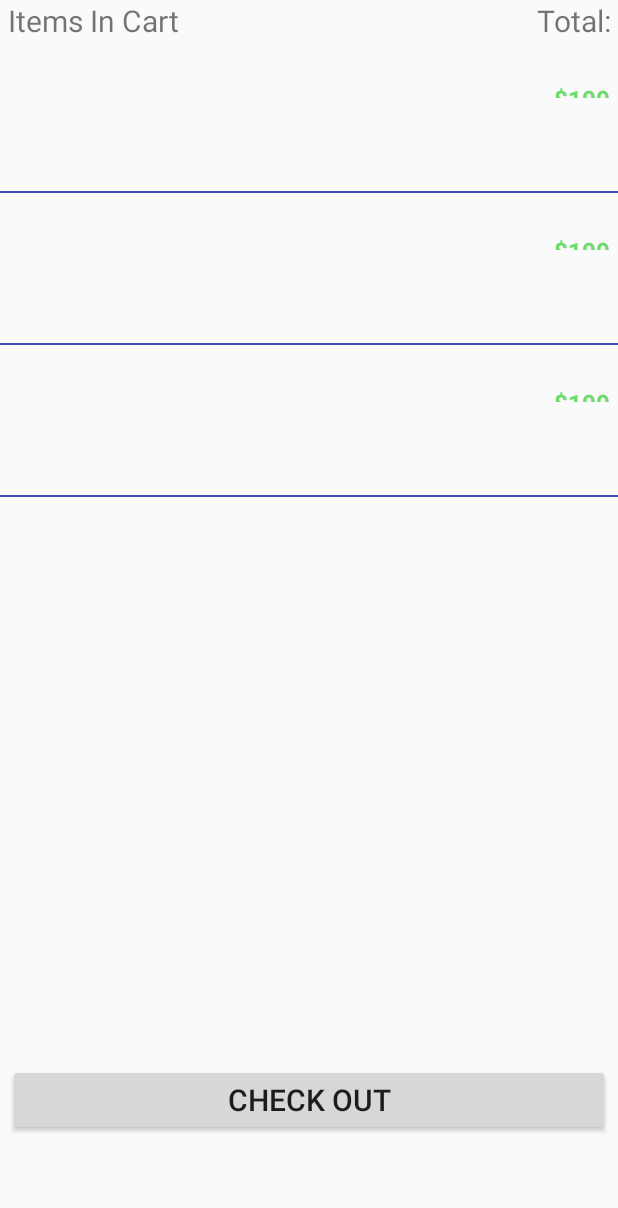
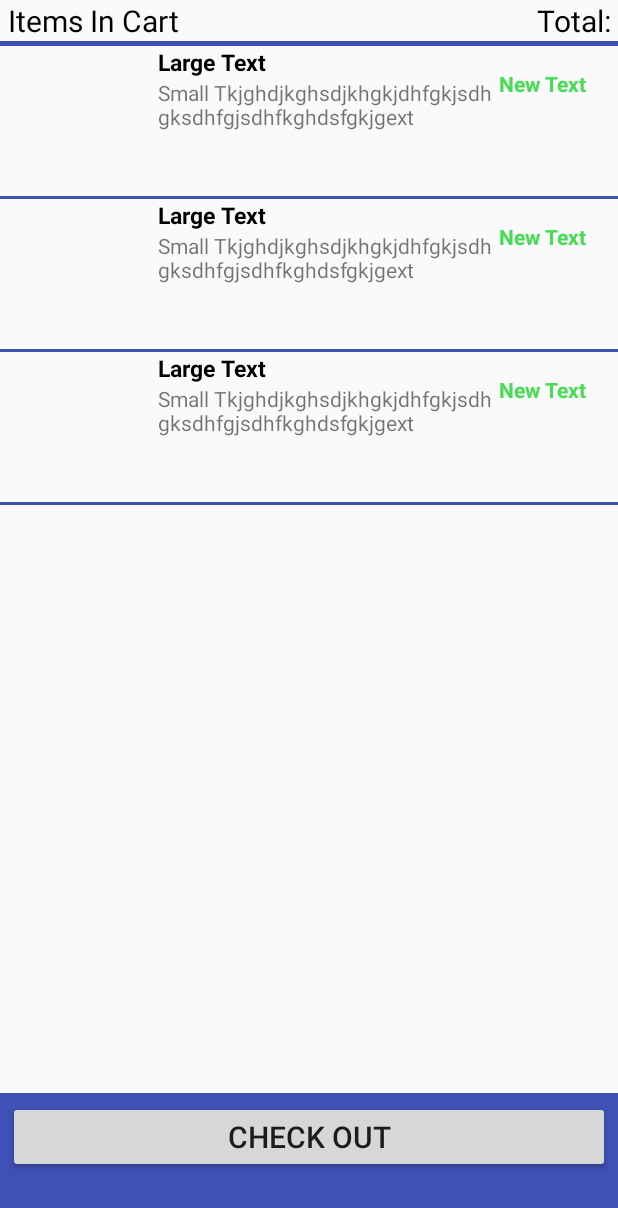
Before and after one commit to anturner130/ComputerBuilder, an Android app: the layout fragment_cart.xml on its own in the app's theme, with its tools: preview values and no code run, on a phone screen of 412 x 824 dp. Shown: the top 1208 px of the screen. Run offline under Robolectric (Android 15) with nearby library versions, the phone set to English and light mode, and no system bars.

Commit message:
Updates to cart and Part

```diff
--- a/app/src/main/java/comp640/computerbuilder/logic/PartViewAdapter.java
+++ b/app/src/main/java/comp640/computerbuilder/logic/PartViewAdapter.java
@@ -29,7 +29,7 @@ import java.util.List;
  */
 public class PartViewAdapter extends RecyclerView.Adapter<PartViewAdapter.ViewHolder> {
 
-    private final int MAX_CONTENT_STRING_LENGTH = 50;
+    private final int MAX_CONTENT_STRING_LENGTH = 150;
     private final int MAX_NAME_STRING_LENGTH = 40;
     private final List<Part> mValues;
     private final OnListFragmentInteractionListener mListener;
--- a/app/src/main/res/layout/fragment_cart.xml
+++ b/app/src/main/res/layout/fragment_cart.xml
@@ -8,10 +8,10 @@
         android:orientation="horizontal"
         android:weightSum="100">
         <TextView
+            android:textColor="#000000"
             android:layout_weight="65"
             android:layout_width="0dp"
             android:layout_height="wrap_content"
-            android:textAppearance="?android:attr/textAppearanceSmall"
             android:text="Items In Cart"
             android:layout_marginLeft="5dp"
             android:id="@+id/textView3"
@@ -19,22 +19,28 @@
 
             />
         <TextView
+            android:textColor="#000000"
             android:layout_weight="35"
             android:layout_width="0dp"
             android:layout_height="wrap_content"
-            android:textAppearance="?android:attr/textAppearanceSmall"
             android:text="Total:"
             android:id="@+id/cart_total"
             android:layout_marginRight="5dp"
             android:gravity="end"
             android:textSize="20dp"
             />
+
+
     </LinearLayout>
+    <LinearLayout
+        android:layout_width="match_parent"
+        android:layout_height="3dp"
+        android:background="@color/colorPrimary"></LinearLayout>
 
 
     <FrameLayout
         android:layout_width="match_parent"
-        android:layout_weight="85"
+        android:layout_weight="88"
         android:layout_height="0dp"
         android:id="@+id/list_cart">
 
@@ -52,7 +58,8 @@
             android:choiceMode = "singleChoice" />
     </FrameLayout>
     <LinearLayout
-        android:layout_weight="15"
+        android:background="@color/colorPrimary"
+        android:layout_weight="12"
         android:layout_width="match_parent"
         android:layout_height="0dp"
         android:orientation="vertical">
--- a/app/src/main/res/layout/fragment_part.xml
+++ b/app/src/main/res/layout/fragment_part.xml
@@ -4,100 +4,83 @@
     android:layout_height="wrap_content"
     android:orientation="vertical">
 
-    <LinearLayout xmlns:android="http://schemas.android.com/apk/res/android"
+
+    <LinearLayout
+        android:orientation="horizontal"
         android:layout_width="match_parent"
-        android:layout_height="wrap_content"
-        android:orientation="horizontal"
-        android:weightSum="100"
-        android:gravity="center_vertical">
+        android:layout_height="wrap_content">
 
         <ImageView
+            android:layout_width="150px"
+            android:layout_height="150px"
             android:id="@+id/imageView"
-            android:layout_width="150px"
-            android:layout_height="150px" />
+            android:layout_gravity="center_vertical"
+            android:layout_marginRight="5dp" />
 
         <LinearLayout
+            android:orientation="horizontal"
             android:layout_width="match_parent"
-            android:layout_height="match_parent"
-            android:layout_weight="100"
-            android:orientation="vertical"
-            android:layout_margin="5dp">
+            android:layout_height="wrap_content"
+            android:weightSum="100">
 
             <LinearLayout
-                android:layout_width="match_parent"
+                android:orientation="vertical"
+                android:layout_width="0dp"
                 android:layout_height="wrap_content"
-                android:orientation="horizontal"
+                android:layout_weight="75">
+
+                <TextView
+                    android:layout_width="wrap_content"
+                    android:layout_height="wrap_content"
+                    android:text="Large Text"
+                    android:id="@+id/id"
+                    android:textColor="#000000"
+                    android:textSize="15dp"
+                    android:textStyle="bold" />
+
+                <TextView
+                    android:layout_width="wrap_content"
+                    android:layout_height="wrap_content"
+                    android:textAppearance="?android:attr/textAppearanceSmall"
+                    android:text="Small Tkjghdjkghsdjkhgkjdhfgkjsdhgksdhfgjsdhfkghdsfgkjgext"
+                    android:id="@+id/content" />
+            </LinearLayout>
+
+            <LinearLayout
+                android:orientation="vertical"
+                android:layout_width="0dp"
+                android:layout_height="match_parent"
+                android:layout_weight="20"
+                android:layout_marginRight="5dp"
                 android:weightSum="100">
 
+                <LinearLayout
+                    android:orientation="horizontal"
+                    android:layout_width="match_parent"
+                    android:layout_height="0dp"
+                    android:layout_weight="70"></LinearLayout>
+
                 <TextView
-                    android:id="@+id/id"
-                    android:layout_width="0dp"
+                    android:layout_width="wrap_content"
                     android:layout_height="wrap_content"
-                    android:textAppearance="?attr/textAppearanceListItem"
-                    android:textStyle="bold"
-                    android:layout_weight="90"/>
+                    android:text="New Text"
+                    android:id="@+id/part_price"
+                    android:layout_gravity="bottom|right"
+                    android:textColor="#47db56"
+                    android:textStyle="bold" />
+
+                <ImageView
+                    android:layout_width="15dp"
+                    android:layout_height="15dp"
+                    android:id="@+id/ic_store"
+                    android:layout_gravity="right" />
 
             </LinearLayout>
-            <LinearLayout
-                android:layout_width="match_parent"
-                android:layout_height="wrap_content"
-                android:orientation="horizontal">
-                <LinearLayout
-                    android:layout_width="match_parent"
-                    android:layout_height="wrap_content"
-                    android:orientation="horizontal"
-                    android:weightSum="100">
-                    <LinearLayout
-                        android:layout_width="0dp"
-                        android:layout_height="wrap_content"
-                        android:layout_weight="90"
-                        android:orientation="vertical">
-                        <TextView
-                            android:id="@+id/content"
-                            android:layout_width="wrap_content"
-                            android:layout_height="wrap_content"
-                            android:textAppearance="?attr/textAppearanceListItem"
-                            />
-                    </LinearLayout>
-                    <LinearLayout
-                        android:layout_width="wrap_content"
-                        android:layout_height="match_parent"
-                        android:orientation="vertical"
-                        android:layout_weight="10"
-                        android:weightSum="10"
-                        >
-                        <TextView
-                            android:id="@+id/part_price"
-                            android:layout_width="wrap_content"
-                            android:layout_height="0dp"
-                            android:textAppearance="?attr/textAppearanceListItem"
-                            android:text="$100"
-                            android:textColor="#6fdb6d"
-                            android:textStyle="bold"
-                            android:layout_weight="5"
-                            android:layout_gravity="end" />
-                        <ImageView
-                            android:id="@+id/ic_store"
-                            android:layout_width="20dp"
-                            android:layout_height="0dp"
-                            android:layout_weight="5"
-                            android:layout_gravity="right"
-                            />
-                    </LinearLayout>
+        </LinearLayout>
+    </LinearLayout>
 
-
-
-                </LinearLayout>
-
-
-
-            </LinearLayout>
-
-        </LinearLayout>
-
-    </LinearLayout>
     <TextView
         android:layout_width="match_parent"
-        android:layout_height="1dp"
-        android:background="@color/colorPrimary"/>
+        android:layout_height="2dp"
+        android:background="@color/colorPrimary" />
 </LinearLayout>
--- a/app/src/main/res/menu/cart_delete.xml
+++ b/app/src/main/res/menu/cart_delete.xml
@@ -4,8 +4,8 @@
     >
 
     <item
-        android:id="@+id/delete_file"
-        android:title="Delete"
+        android:id="@+id/remove_item"
+        android:title="Remove from cart"
         app:showAsAction="always"
         />
 
```
